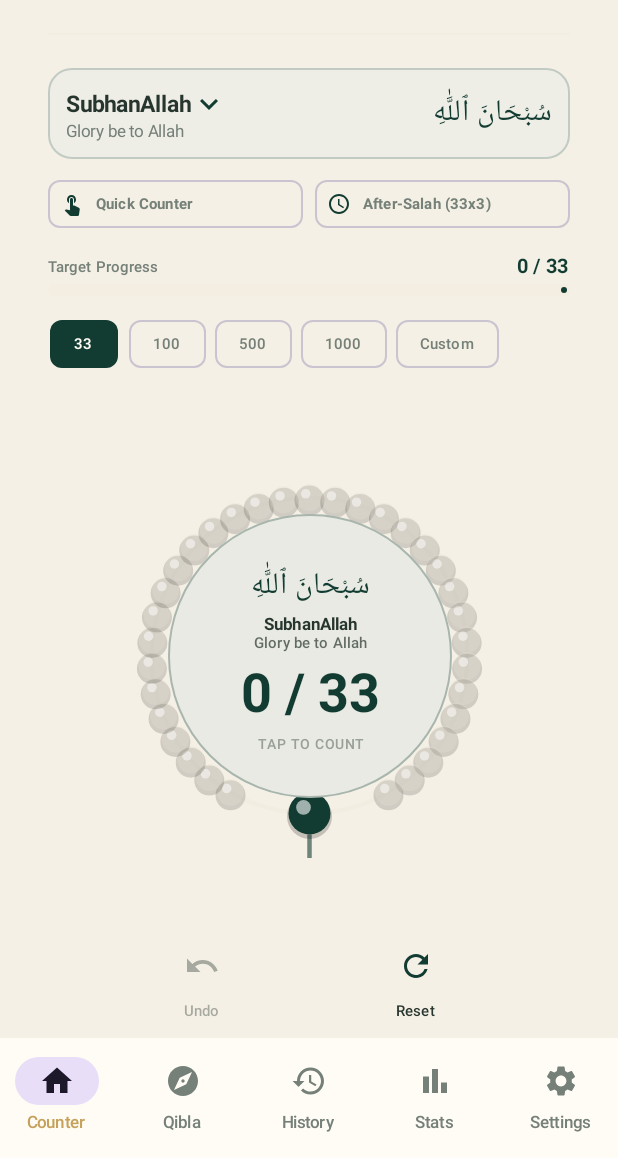
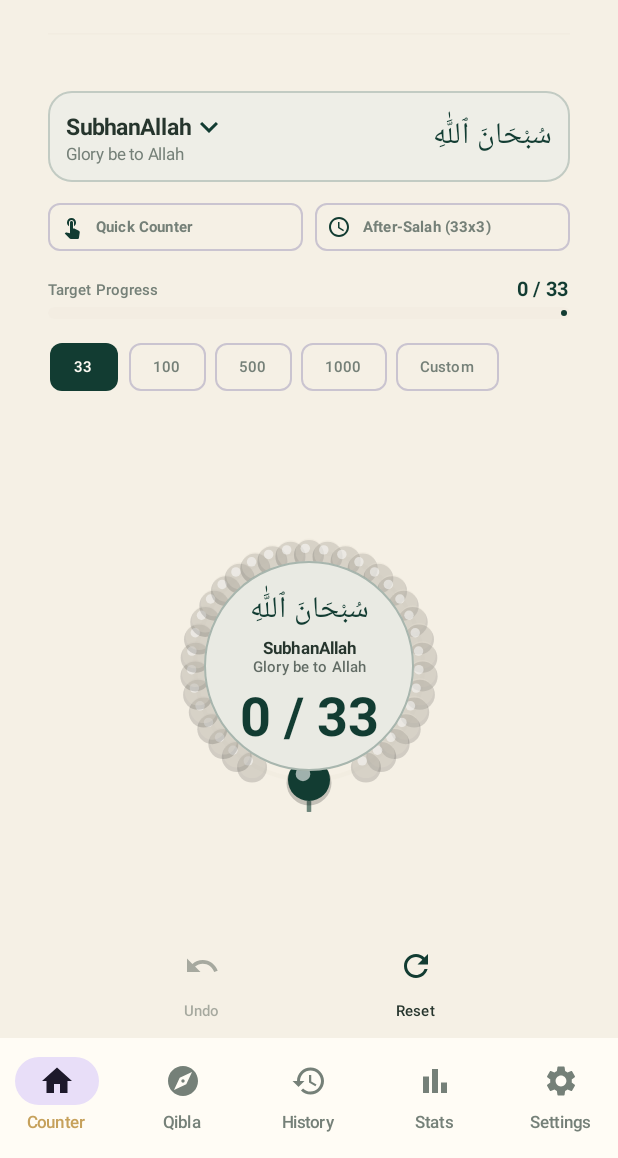
Before and after one commit to orewoleabdullah/Dhikr, an Android app built with Jetpack Compose: the screen it shows after launch (MainActivity), on a phone screen of 412 x 824 dp, the part 78-1236 px from its top. Run offline under Robolectric (Android 15) with nearby library versions, the phone set to English and light mode, and no system bars; our stand-ins replace Room's generated code.

Commit message:
Fix counter ring responsive layout using sizeIn and aspectRatio for robust scaling without scope errors

```diff
--- a/app/src/main/java/com/abdullah/dhikr/features/counter/presentation/CounterScreen.kt
+++ b/app/src/main/java/com/abdullah/dhikr/features/counter/presentation/CounterScreen.kt
@@ -570,23 +570,17 @@ fun TasbeehCircularCounter(
         label = "counterScale"
     )
 
-    BoxWithConstraints(
+    Box(
         modifier = modifier
             .fillMaxWidth()
             .wrapContentHeight(),
         contentAlignment = Alignment.Center
     ) {
-        val availableSize = if (maxHeight.value.isFinite() && maxHeight.value > 0f) {
-            minOf(maxWidth, maxHeight)
-        } else {
-            maxWidth
-        }
-        val counterSize = minOf(availableSize, 270.dp).coerceAtLeast(160.dp)
-        val innerSurfaceSize = counterSize * 0.70f
-
         Box(
             modifier = Modifier
-                .size(counterSize)
+                .sizeIn(minWidth = 160.dp, maxWidth = 270.dp, minHeight = 160.dp, maxHeight = 270.dp)
+                .fillMaxWidth(0.72f)
+                .aspectRatio(1f)
                 .graphicsLayer {
                     scaleX = scale
                     scaleY = scale
@@ -594,7 +588,7 @@ fun TasbeehCircularCounter(
                 .clip(CircleShape)
                 .clickable(
                     interactionSource = interactionSource,
-                    indication = ripple(bounded = true, radius = counterSize / 2f),
+                    indication = ripple(bounded = true, radius = 135.dp),
                     onClick = onClick
                 ),
             contentAlignment = Alignment.Center
@@ -696,7 +690,7 @@ fun TasbeehCircularCounter(
             }
 
             Surface(
-                modifier = Modifier.size(innerSurfaceSize),
+                modifier = Modifier.fillMaxSize(0.72f),
                 shape = CircleShape,
                 color = surfaceColor,
                 tonalElevation = 4.dp,
```
